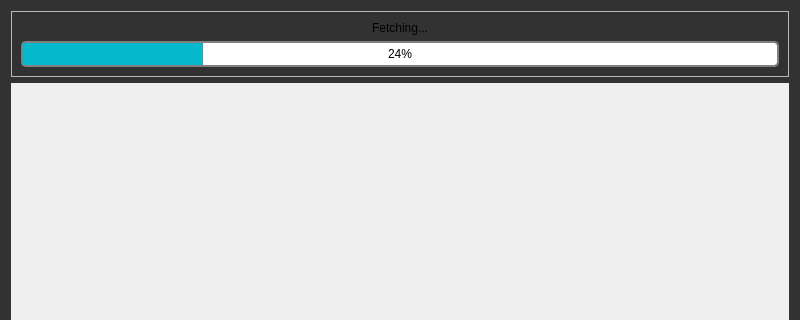
This is COUNTER-Release-5.1-main/ui/FetchProgressDialog.ui in abhishekvatsAV/Shree_Gommat_Tech as Qt 5 draws it before an edit; both pictures show x 0 to 800 and y 0 to 320 of the 800 by 600 pixel window. The edited form follows.
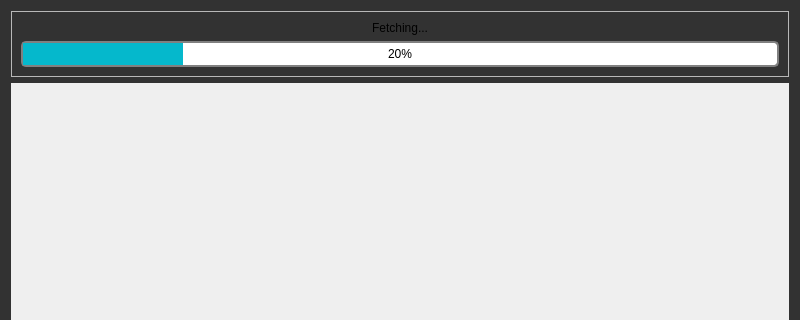
This is the edited form.

```diff
--- a/COUNTER-Release-5.1-main/ui/FetchProgressDialog.ui
+++ b/COUNTER-Release-5.1-main/ui/FetchProgressDialog.ui
@@ -82,7 +82,7 @@
 }</string>
         </property>
         <property name="value">
-         <number>24</number>
+         <number>20</number>
         </property>
        </widget>
       </item>
```
Left out of the diff: 2 changed lines with no effect on the pictures.
